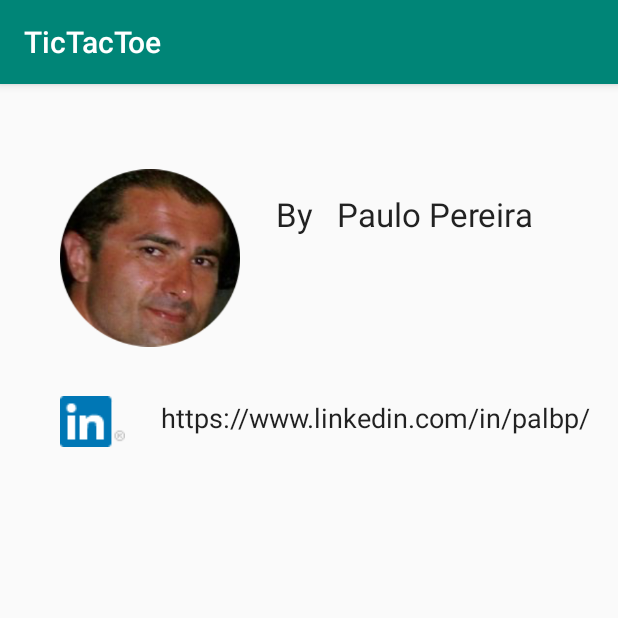
After one commit to isel-leic-pdm/PDM-1920-LI51D, an Android app: the AboutActivity screen opened directly, with no data from a screen before it, on a phone screen of 412 x 824 dp, the top half of it. The commit adds this screen. Run offline under Robolectric (Android 15) with nearby library versions, the phone set to English and light mode, and no system bars.

Commit message:
Adiciona AboutActivity

```diff
--- a/TicTacToe/app/build.gradle
+++ b/TicTacToe/app/build.gradle
@@ -9,7 +9,7 @@ android {
     buildToolsVersion "29.0.2"
     defaultConfig {
         applicationId "edu.isel.adeetc.tictactoe"
-        minSdkVersion 19
+        minSdkVersion 21
         targetSdkVersion 29
         versionCode 1
         versionName "1.0"
@@ -33,8 +33,9 @@ dependencies {
     implementation 'androidx.appcompat:appcompat:1.1.0'
     implementation 'androidx.core:core-ktx:1.1.0'
     implementation 'androidx.constraintlayout:constraintlayout:1.1.3'
+    implementation 'androidx.lifecycle:lifecycle-extensions:2.1.0'
+
     testImplementation 'junit:junit:4.12'
     androidTestImplementation 'androidx.test:runner:1.2.0'
     androidTestImplementation 'androidx.test.espresso:espresso-core:3.2.0'
-    implementation 'androidx.lifecycle:lifecycle-extensions:2.1.0'
 }
--- a/TicTacToe/app/src/main/AndroidManifest.xml
+++ b/TicTacToe/app/src/main/AndroidManifest.xml
@@ -1,5 +1,6 @@
 <?xml version="1.0" encoding="utf-8"?>
 <manifest xmlns:android="http://schemas.android.com/apk/res/android"
+    xmlns:tools="http://schemas.android.com/tools"
     package="edu.isel.adeetc.tictactoe">
 
     <application
@@ -8,14 +9,15 @@
         android:label="@string/app_name"
         android:roundIcon="@mipmap/ic_launcher_round"
         android:supportsRtl="true"
-        android:theme="@style/AppTheme">
+        android:theme="@style/AppTheme"
+        tools:ignore="GoogleAppIndexingWarning">
         <activity android:name=".MainActivity">
             <intent-filter>
                 <action android:name="android.intent.action.MAIN" />
-
                 <category android:name="android.intent.category.LAUNCHER" />
             </intent-filter>
         </activity>
+        <activity android:name=".AboutActivity" />
     </application>
 
 </manifest>
--- /dev/null
+++ b/TicTacToe/app/src/main/java/edu/isel/adeetc/tictactoe/AboutActivity.kt
@@ -0,0 +1,27 @@
+package edu.isel.adeetc.tictactoe
+
+import android.content.Intent
+import android.net.Uri
+import android.os.Bundle
+import androidx.appcompat.app.AppCompatActivity
+import kotlinx.android.synthetic.main.activity_about.*
+
+/**
+ * Screen that displays the author information
+ */
+class AboutActivity : AppCompatActivity() {
+
+
+    override fun onCreate(savedInstanceState: Bundle?) {
+        super.onCreate(savedInstanceState)
+        setContentView(R.layout.activity_about)
+
+        fun navigateToLinkedIn() {
+            val url = Uri.parse(resources.getString(R.string.about_author_linked_in))
+            startActivity(Intent(Intent.ACTION_VIEW, url))
+        }
+
+        linkedInLogo.setOnClickListener { navigateToLinkedIn() }
+        linkedInUrl.setOnClickListener { navigateToLinkedIn() }
+    }
+}
--- /dev/null
+++ b/TicTacToe/app/src/main/res/drawable/ic_help_outline_24dp.xml
@@ -0,0 +1,5 @@
+<vector android:height="24dp" android:tint="#FFFFFF"
+    android:viewportHeight="24.0" android:viewportWidth="24.0"
+    android:width="24dp" xmlns:android="http://schemas.android.com/apk/res/android">
+    <path android:fillColor="#FF000000" android:pathData="M11,18h2v-2h-2v2zM12,2C6.48,2 2,6.48 2,12s4.48,10 10,10 10,-4.48 10,-10S17.52,2 12,2zM12,20c-4.41,0 -8,-3.59 -8,-8s3.59,-8 8,-8 8,3.59 8,8 -3.59,8 -8,8zM12,6c-2.21,0 -4,1.79 -4,4h2c0,-1.1 0.9,-2 2,-2s2,0.9 2,2c0,2 -3,1.75 -3,5h2c0,-2.25 3,-2.5 3,-5 0,-2.21 -1.79,-4 -4,-4z"/>
+</vector>
--- /dev/null
+++ b/TicTacToe/app/src/main/res/layout/activity_about.xml
@@ -0,0 +1,64 @@
+<?xml version="1.0" encoding="utf-8"?>
+<androidx.constraintlayout.widget.ConstraintLayout
+    xmlns:app="http://schemas.android.com/apk/res-auto"
+    xmlns:android="http://schemas.android.com/apk/res/android"
+    xmlns:tools="http://schemas.android.com/tools"
+    android:layout_width="match_parent"
+    android:layout_height="match_parent"
+    android:paddingBottom="@dimen/boardPadding"
+    android:fitsSystemWindows="true">
+
+    <TextView
+        android:id="@+id/authorName"
+        android:layout_width="wrap_content"
+        android:layout_height="wrap_content"
+        android:layout_marginStart="16dp"
+        android:text="@string/about_author_name"
+        android:textAppearance="@android:style/TextAppearance.Large"
+        app:layout_constraintStart_toEndOf="@+id/by"
+        app:layout_constraintTop_toTopOf="@+id/by" />
+
+    <TextView
+        android:id="@+id/by"
+        android:layout_width="wrap_content"
+        android:layout_height="wrap_content"
+        android:layout_marginStart="24dp"
+        android:layout_marginTop="16dp"
+        android:text="@string/about_author_label"
+        android:textAppearance="@android:style/TextAppearance.Large"
+        app:layout_constraintStart_toEndOf="@+id/authorPhoto"
+        app:layout_constraintTop_toTopOf="@+id/authorPhoto" />
+
+    <ImageView
+        android:id="@+id/linkedInLogo"
+        android:layout_width="wrap_content"
+        android:layout_height="wrap_content"
+        android:layout_marginTop="32dp"
+        android:contentDescription="@string/about_author_linked_in_description"
+        app:layout_constraintStart_toStartOf="@+id/authorPhoto"
+        app:layout_constraintTop_toBottomOf="@+id/authorPhoto"
+        app:srcCompat="@drawable/linked_in" />
+
+    <TextView
+        android:id="@+id/linkedInUrl"
+        android:layout_width="wrap_content"
+        android:layout_height="wrap_content"
+        android:layout_marginStart="24dp"
+        android:layout_marginTop="2dp"
+        android:text="@string/about_author_linked_in"
+        android:textAppearance="@android:style/TextAppearance.Medium"
+        app:layout_constraintStart_toEndOf="@+id/linkedInLogo"
+        app:layout_constraintTop_toTopOf="@+id/linkedInLogo" />
+
+    <ImageView
+        android:id="@+id/authorPhoto"
+        android:layout_width="120dp"
+        android:layout_height="120dp"
+        android:layout_marginStart="40dp"
+        android:layout_marginTop="56dp"
+        android:contentDescription="@string/about_author_photo_description"
+        app:layout_constraintStart_toStartOf="parent"
+        app:layout_constraintTop_toTopOf="parent"
+        app:srcCompat="@drawable/me" />
+
+</androidx.constraintlayout.widget.ConstraintLayout>
--- a/TicTacToe/app/src/main/res/values/dimens.xml
+++ b/TicTacToe/app/src/main/res/values/dimens.xml
@@ -1,6 +1,6 @@
 <?xml version="1.0" encoding="utf-8"?>
 <resources>
-    <dimen name="cellPadding">16dp</dimen>
+    <dimen name="game_cell_padding">16dp</dimen>
     <dimen name="boardPadding">32dp</dimen>
     <dimen name="messagePadding">16dp</dimen>
 </resources>
--- a/TicTacToe/app/src/main/res/values/strings.xml
+++ b/TicTacToe/app/src/main/res/values/strings.xml
@@ -1,9 +1,21 @@
 <resources>
+    <!-- Application wide -->
     <string name="app_name">TicTacToe</string>
-    <string name="startButtonText">Start</string>
-    <string name="forfeitButton">Forfeit</string>
-    <string name="initialMessage">Press Start to begin play</string>
-    <string name="turnMessage">Turn: %s</string>
-    <string name="winnerMessage">The winner is %s</string>
-    <string name="tiedMessage">No one won</string>
+
+    <!-- Game screen -->
+    <string name="game_start_button_label">Start</string>
+    <string name="game_forfeit_button_label">Forfeit</string>
+    <string name="game_menu_about_label">About</string>
+
+    <string name="game_initial_message">Press Start to begin play</string>
+    <string name="game_turn_message">Turn: %s</string>
+    <string name="game_winner_message">The winner is %s</string>
+    <string name="game_tied_message">No one won</string>
+
+    <!-- About screen -->
+    <string name="about_author_label">By</string>
+    <string name="about_author_name" translatable="false">Paulo Pereira</string>
+    <string name="about_author_linked_in" translatable="false">https://www.linkedin.com/in/palbp/</string>
+    <string name="about_author_photo_description">Photo of the author</string>
+    <string name="about_author_linked_in_description">LinkedIn logo</string>
 </resources>
```
Also changed, not shown: TicTacToe/app/src/main/java/edu/isel/adeetc/tictactoe/MainActivity.kt (+19 -3 lines), TicTacToe/app/src/main/res/layout-land/activity_main.xml (+12 -12 lines), TicTacToe/app/src/main/res/layout/activity_main.xml (+12 -12 lines), TicTacToe/app/src/main/res/menu/menu_main.xml (added, +8 -0 lines), TicTacToe/app/src/main/res/drawable/linked_in.png (added), TicTacToe/app/src/main/res/drawable/me.png (added).
